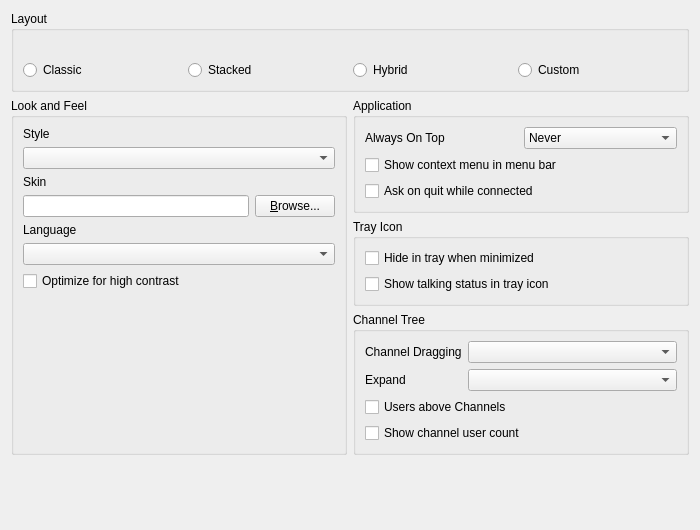
Above: src/mumble/LookConfig.ui from mumble-voip/mumble before the change. Below: the same form after it.
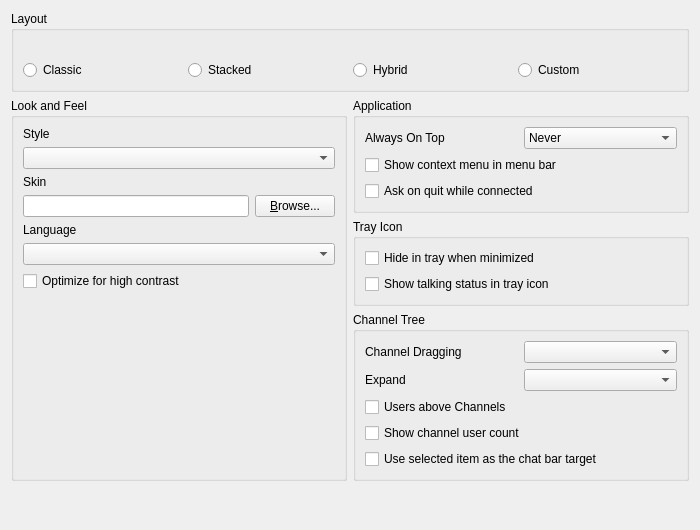
That is the form after the change. Icons and pictures are not drawn.

Commit message: ChatBar: Always use the current channel by default

Diff of the .ui file:
```diff
--- a/src/mumble/LookConfig.ui
+++ b/src/mumble/LookConfig.ui
@@ -353,7 +353,7 @@
      <property name="title">
       <string>Channel Tree</string>
      </property>
-     <layout class="QGridLayout" name="gridLayout_2" columnstretch="0,1">
+     <layout class="QGridLayout" name="gridLayout_2" columnstretch="0,0">
       <item row="0" column="0">
        <widget class="QLabel" name="qliChannelDrag">
         <property name="text">
@@ -411,6 +411,13 @@
         </property>
        </widget>
       </item>
+      <item row="4" column="0" colspan="2">
+       <widget class="QCheckBox" name="qcbChatBarUseSelection">
+        <property name="text">
+         <string>Use selected item as the chat bar target</string>
+        </property>
+       </widget>
+      </item>
      </layout>
     </widget>
    </item>
```
Left out of the diff: 122 changed lines with no effect on the pictures. The commit also changes 7 other files.
